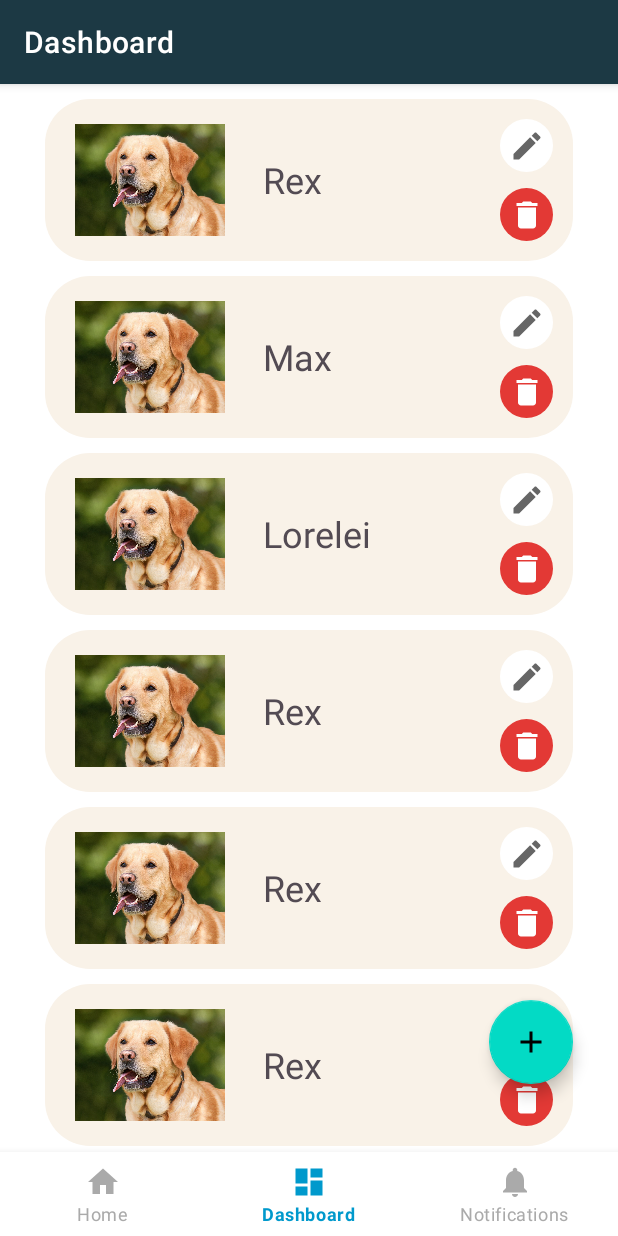
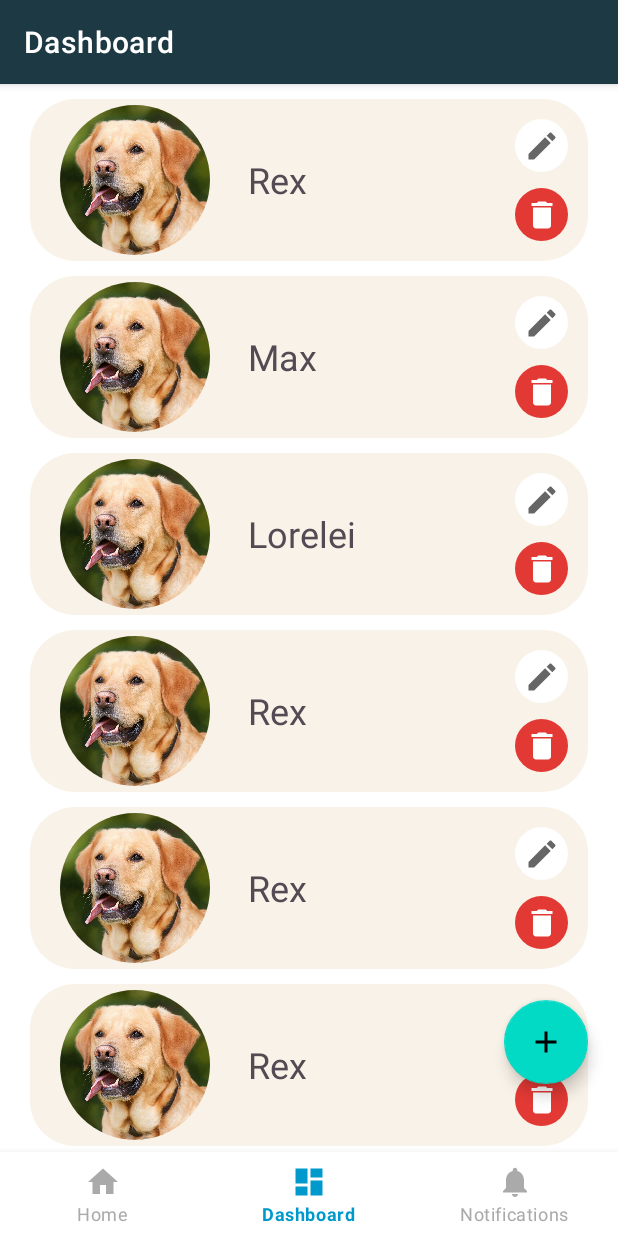
Before and after one commit to andreeabuzuriu11/DogApp, an Android app: the DashboardFragment screen opened through its navigation route, on a phone screen of 412 x 824 dp. Run offline under Robolectric (Android 15) with nearby library versions, the phone set to English and light mode, and no system bars; our stand-ins replace CircleImageView, data binding, navigation-ui.

Commit message:
Some changes regarding layout of dog cell

```diff
--- a/app/src/main/res/layout/dog_cell.xml
+++ b/app/src/main/res/layout/dog_cell.xml
@@ -30,7 +30,7 @@
                 android:layout_height="wrap_content"
                 >
 
-                <ImageView
+                <de.hdodenhof.circleimageview.CircleImageView
                     android:layout_width="100dp"
                     android:layout_marginLeft="20dp"
                     android:layout_marginRight="20dp"
--- a/app/src/main/res/values/dimens.xml
+++ b/app/src/main/res/values/dimens.xml
@@ -1,6 +1,6 @@
 <?xml version="1.0" encoding="utf-8"?>
 <resources>
-    <dimen name="activity_horizontal_margin">30dp</dimen>
+    <dimen name="activity_horizontal_margin">20dp</dimen>
     <dimen name="activity_vertical_margin">45dp</dimen>
     <dimen name="normal_size">18dp</dimen>
     <dimen name="button_height">50dp</dimen>
```
